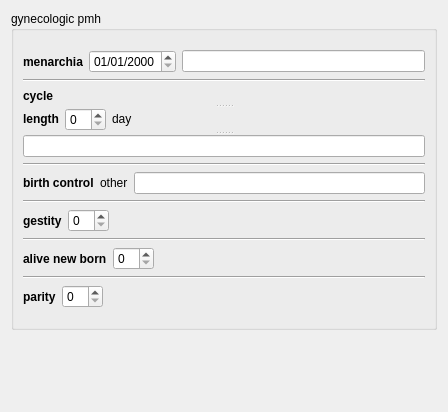
The window that forms/subforms/maternity/pmh/pmhgynobst/ui/xx/pmhgynobst.ui (maternite/freehealth) describes before a commit, drawn with Qt 5.
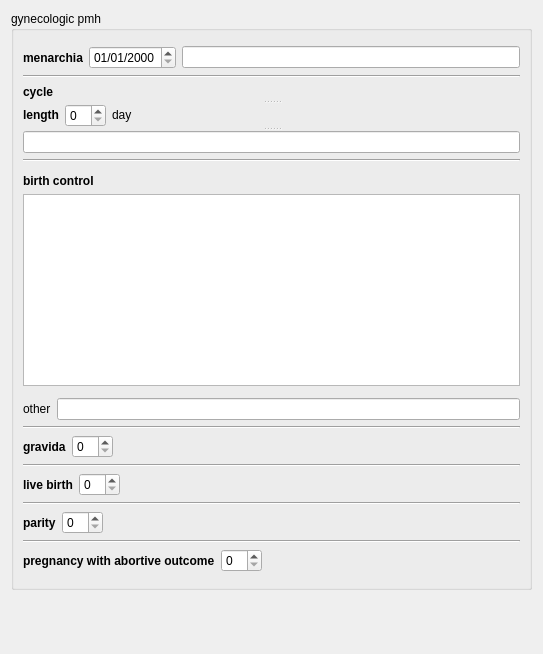
The same window after the commit.

Commit message: pmh gynobst: done completed pregnancy: done

```diff
--- a/forms/subforms/maternity/pmh/pmhgynobst/ui/xx/pmhgynobst.ui
+++ b/forms/subforms/maternity/pmh/pmhgynobst/ui/xx/pmhgynobst.ui
@@ -6,8 +6,8 @@
    <rect>
     <x>0</x>
     <y>0</y>
-    <width>448</width>
-    <height>412</height>
+    <width>543</width>
+    <height>654</height>
    </rect>
   </property>
   <property name="sizePolicy">
@@ -19,7 +19,7 @@
   <property name="windowTitle">
    <string>Form</string>
   </property>
-  <layout class="QVBoxLayout" name="verticalLayout_2">
+  <layout class="QVBoxLayout" name="verticalLayout_4">
    <item>
     <widget class="QGroupBox" name="pmhGynObstGroupBox">
      <property name="sizePolicy">
@@ -31,7 +31,7 @@
      <property name="title">
       <string>gynecologic pmh</string>
      </property>
-     <layout class="QVBoxLayout" name="verticalLayout">
+     <layout class="QVBoxLayout" name="verticalLayout_3">
       <item>
        <spacer name="verticalSpacer_2">
         <property name="orientation">
@@ -40,7 +40,7 @@
         <property name="sizeHint" stdset="0">
          <size>
           <width>20</width>
-          <height>10</height>
+          <height>6</height>
          </size>
         </property>
        </spacer>
@@ -96,7 +96,7 @@
         <property name="opaqueResize">
          <bool>false</bool>
         </property>
-        <widget class="QWidget" name="">
+        <widget class="QWidget" name="layoutWidget">
          <layout class="QHBoxLayout" name="horizontalLayout_2">
           <property name="spacing">
            <number>6</number>
@@ -135,7 +135,7 @@
           </item>
          </layout>
         </widget>
-        <widget class="QWidget" name="">
+        <widget class="QWidget" name="layoutWidget">
          <layout class="QHBoxLayout" name="horizontalLayout_7">
           <item>
            <widget class="QLabel" name="cycleLengthLabel">
@@ -254,10 +254,22 @@
        </widget>
       </item>
       <item>
-       <layout class="QHBoxLayout" name="horizontalLayout_3">
-        <property name="sizeConstraint">
-         <enum>QLayout::SetNoConstraint</enum>
-        </property>
+       <layout class="QVBoxLayout" name="verticalLayout_2">
+        <item>
+         <layout class="QVBoxLayout" name="verticalLayout">
+          <item>
+           <spacer name="verticalSpacer_5">
+            <property name="orientation">
+             <enum>Qt::Vertical</enum>
+            </property>
+            <property name="sizeHint" stdset="0">
+             <size>
+              <width>20</width>
+              <height>6</height>
+             </size>
+            </property>
+           </spacer>
+          </item>
         <item>
          <widget class="QLabel" name="birthControlLabel">
           <property name="font">
@@ -272,12 +284,32 @@
          </widget>
         </item>
         <item>
-         <layout class="QHBoxLayout" name="birthControlRadioLayout">
-          <property name="sizeConstraint">
-           <enum>QLayout::SetNoConstraint</enum>
-          </property>
+           <widget class="QListView" name="contraceptionListView">
+            <property name="sizePolicy">
+             <sizepolicy hsizetype="Expanding" vsizetype="Preferred">
+              <horstretch>0</horstretch>
+              <verstretch>0</verstretch>
+             </sizepolicy>
+            </property>
+           </widget>
+          </item>
+          <item>
+           <spacer name="verticalSpacer_4">
+            <property name="orientation">
+             <enum>Qt::Vertical</enum>
+            </property>
+            <property name="sizeHint" stdset="0">
+             <size>
+              <width>20</width>
+              <height>6</height>
+             </size>
+            </property>
+           </spacer>
+          </item>
          </layout>
         </item>
+        <item>
+         <layout class="QHBoxLayout" name="horizontalLayout_3">
         <item>
          <widget class="QLabel" name="birthControlOtherLabel">
           <property name="text">
@@ -290,6 +322,8 @@
         </item>
        </layout>
       </item>
+       </layout>
+      </item>
       <item>
        <widget class="Line" name="line_3">
         <property name="orientation">
@@ -311,7 +345,7 @@
            </font>
           </property>
           <property name="text">
-           <string>gestity</string>
+           <string>gravida</string>
           </property>
          </widget>
         </item>
@@ -361,7 +395,7 @@
            </font>
           </property>
           <property name="text">
-           <string>alive new born</string>
+           <string>live birth</string>
           </property>
          </widget>
         </item>
@@ -426,6 +460,46 @@
         </item>
        </layout>
       </item>
+      <item>
+       <widget class="Line" name="line_6">
+        <property name="orientation">
+         <enum>Qt::Horizontal</enum>
+        </property>
+       </widget>
+      </item>
+      <item>
+       <layout class="QHBoxLayout" name="horizontalLayout_8">
+        <item>
+         <widget class="QLabel" name="abortiveOutcomeLabel">
+          <property name="font">
+           <font>
+            <weight>75</weight>
+            <bold>true</bold>
+           </font>
+          </property>
+          <property name="text">
+           <string>pregnancy with abortive outcome</string>
+          </property>
+         </widget>
+        </item>
+        <item>
+         <widget class="QSpinBox" name="abortiveOutcomeSpinBox"/>
+        </item>
+        <item>
+         <spacer name="horizontalSpacer_5">
+          <property name="orientation">
+           <enum>Qt::Horizontal</enum>
+          </property>
+          <property name="sizeHint" stdset="0">
+           <size>
+            <width>40</width>
+            <height>20</height>
+           </size>
+          </property>
+         </spacer>
+        </item>
+       </layout>
+      </item>
       <item>
        <spacer name="verticalSpacer">
         <property name="orientation">
@@ -434,7 +508,7 @@
         <property name="sizeHint" stdset="0">
          <size>
           <width>20</width>
-          <height>10</height>
+          <height>6</height>
          </size>
         </property>
        </spacer>
@@ -450,7 +524,7 @@
      <property name="sizeHint" stdset="0">
       <size>
        <width>20</width>
-       <height>40</height>
+       <height>6</height>
       </size>
      </property>
     </spacer>
```
Left out of the diff: 8 changed lines with no effect on the pictures. Lines whose indentation alone changed are shown as unchanged. The commit also changes 4 other files.
